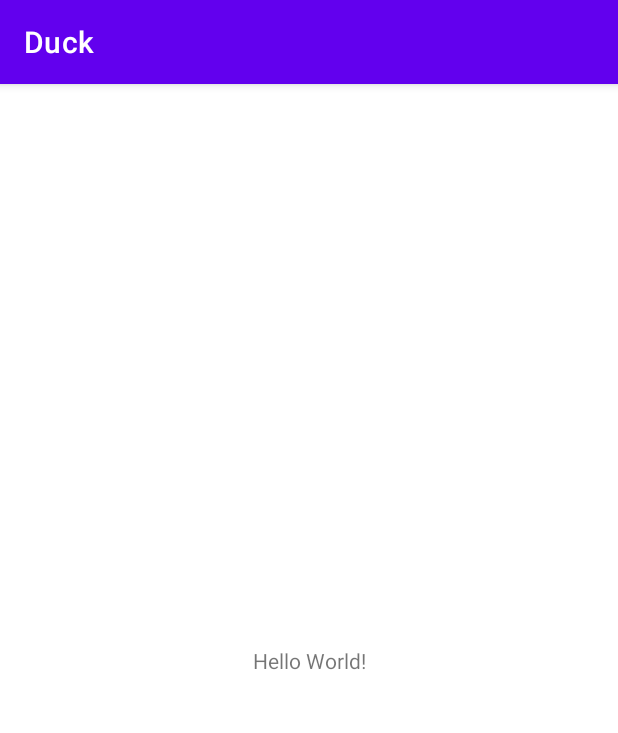
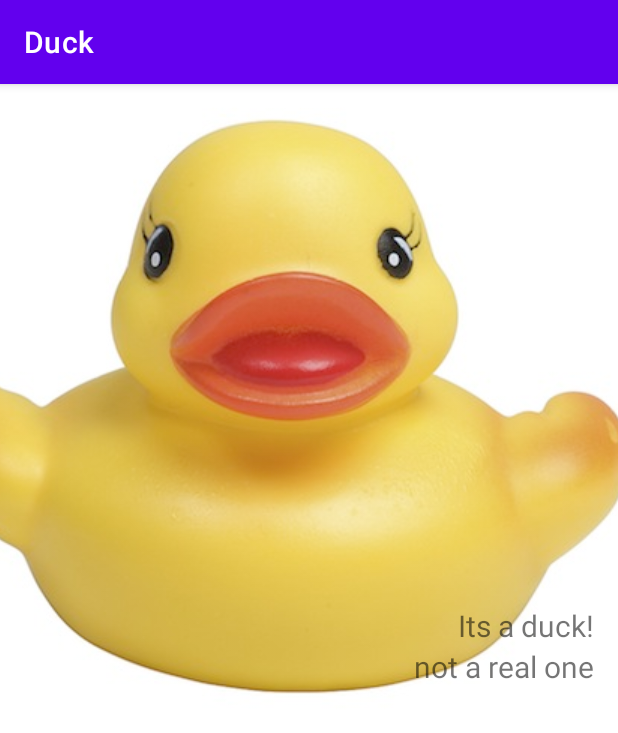
Before and after one commit to LaurensiusVincentRohandy/MOBI6059-MobileProgramming, an Android app: the screen it shows after launch (MainActivity), on a phone screen of 412 x 824 dp. Shown: the top 733 px of the screen. Run offline under Robolectric (Android 15) with nearby library versions, the phone set to English and light mode, and no system bars.

Commit message:
Finalize Project

```diff
--- a/Duck/app/src/main/res/layout/activity_main.xml
+++ b/Duck/app/src/main/res/layout/activity_main.xml
@@ -1,18 +1,35 @@
 <?xml version="1.0" encoding="utf-8"?>
-<androidx.constraintlayout.widget.ConstraintLayout xmlns:android="http://schemas.android.com/apk/res/android"
-    xmlns:app="http://schemas.android.com/apk/res-auto"
+<FrameLayout xmlns:android="http://schemas.android.com/apk/res/android"
     xmlns:tools="http://schemas.android.com/tools"
     android:layout_width="match_parent"
-    android:layout_height="match_parent"
+    android:layout_height="wrap_content"
     tools:context=".MainActivity">
 
-    <TextView
+    <ImageView
+        android:layout_width="match_parent"
+        android:layout_height="wrap_content"
+        android:scaleType="centerCrop"
+        android:src="@drawable/duck"/>
+
+    <LinearLayout
         android:layout_width="wrap_content"
         android:layout_height="wrap_content"
-        android:text="Hello World!"
-        app:layout_constraintBottom_toBottomOf="parent"
-        app:layout_constraintLeft_toLeftOf="parent"
-        app:layout_constraintRight_toRightOf="parent"
-        app:layout_constraintTop_toTopOf="parent" />
+        android:orientation="vertical"
+        android:layout_gravity="bottom|end"
+        android:gravity="end"
+        android:padding="16dp">
 
-</androidx.constraintlayout.widget.ConstraintLayout>
+        <TextView
+            android:layout_width="wrap_content"
+            android:layout_height="wrap_content"
+            android:textSize="20sp"
+            android:text="@string/duck"/>
+
+        <TextView
+            android:layout_width="wrap_content"
+            android:layout_height="wrap_content"
+            android:textSize="20sp"
+            android:text="@string/overlap"/>
+
+    </LinearLayout>
+</FrameLayout>
--- a/Duck/app/src/main/res/values/strings.xml
+++ b/Duck/app/src/main/res/values/strings.xml
@@ -1,3 +1,5 @@
 <resources>
     <string name="app_name">Duck</string>
+    <string name="duck">Its a duck!</string>
+    <string name="overlap">not a real one</string>
 </resources>
```
Also changed, not shown: Duck/app/src/main/res/drawable/duck.jpg (added).
